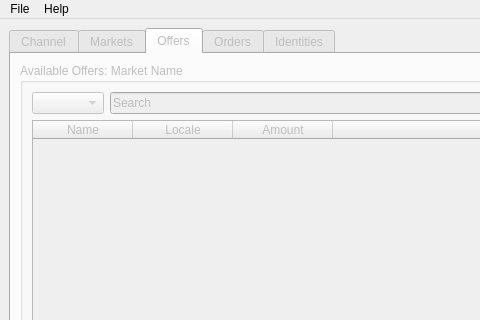
This is qtui/metamarket_qt.ui in metamarcdw/metamarket as Qt 5 draws it before an edit; both pictures show x 0 to 480 and y 0 to 320 of the 800 by 557 pixel window. The edited form follows.
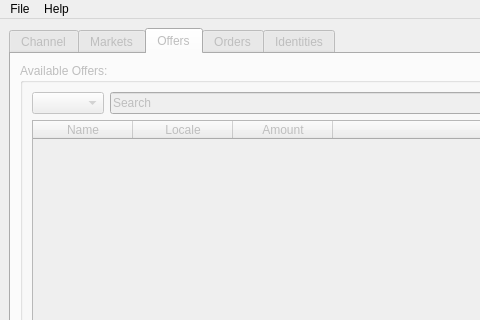
This is the edited form. The open tabs and pages were chosen to show the change.

What changed in the file:
```diff
--- a/qtui/metamarket_qt.ui
+++ b/qtui/metamarket_qt.ui
@@ -185,7 +185,7 @@
         <item row="0" column="0">
          <widget class="QGroupBox" name="offerGroupBox">
           <property name="title">
-           <string>Available Offers: Market Name</string>
+           <string>Available Offers:</string>
           </property>
           <layout class="QGridLayout" name="gridLayout_11">
            <item row="0" column="0">
```
